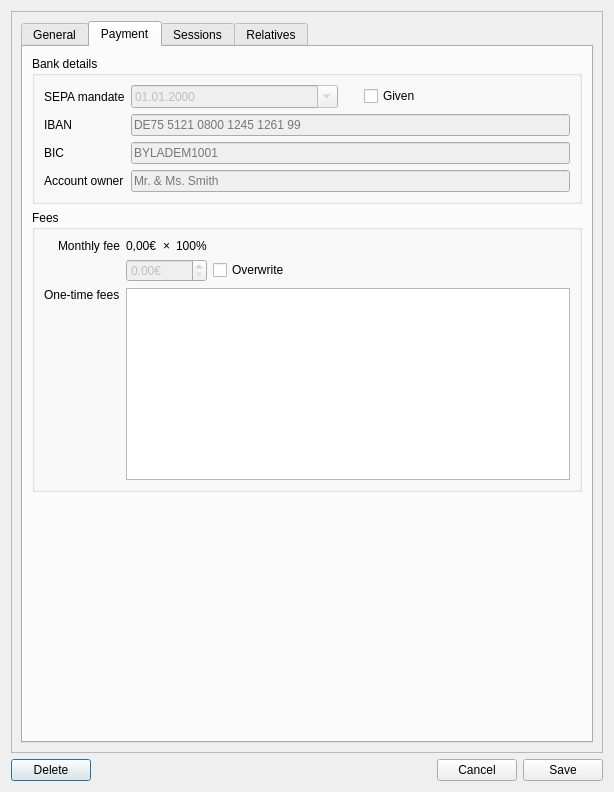
First picture: the form in packages/memmer/gui/ui_files/MemberDialog.ui, repository Krzmbrzl/memmer, before the edit.
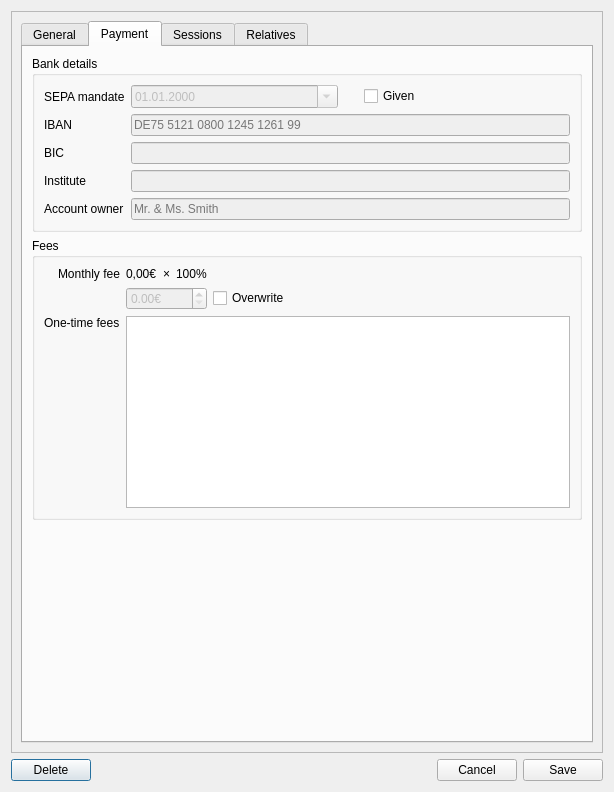
Second picture: the form after the edit. The open tabs and pages were chosen to show the change. Custom widgets are drawn as their Qt base class.

Commit message: Deduce BIC and institute from IBAN

Patch:
```diff
--- a/packages/memmer/gui/ui_files/MemberDialog.ui
+++ b/packages/memmer/gui/ui_files/MemberDialog.ui
@@ -458,18 +458,18 @@
                  <bool>false</bool>
                 </property>
                 <property name="placeholderText">
-                 <string>BYLADEM1001</string>
+                 <string/>
                 </property>
                </widget>
               </item>
-              <item row="4" column="0">
+              <item row="5" column="0">
                <widget class="QLabel" name="account_owner_label">
                 <property name="text">
                  <string>Account owner</string>
                 </property>
                </widget>
               </item>
-              <item row="4" column="1">
+              <item row="5" column="1">
                <widget class="QLineEdit" name="account_owner_edit">
                 <property name="enabled">
                  <bool>false</bool>
@@ -479,6 +479,23 @@
                 </property>
                </widget>
               </item>
+              <item row="4" column="0">
+               <widget class="QLabel" name="institute_label">
+                <property name="text">
+                 <string>Institute</string>
+                </property>
+               </widget>
+              </item>
+              <item row="4" column="1">
+               <widget class="QLineEdit" name="institute_edit">
+                <property name="enabled">
+                 <bool>false</bool>
+                </property>
+                <property name="placeholderText">
+                 <string/>
+                </property>
+               </widget>
+              </item>
              </layout>
             </widget>
            </item>
```
The commit also changes 2 other files.
